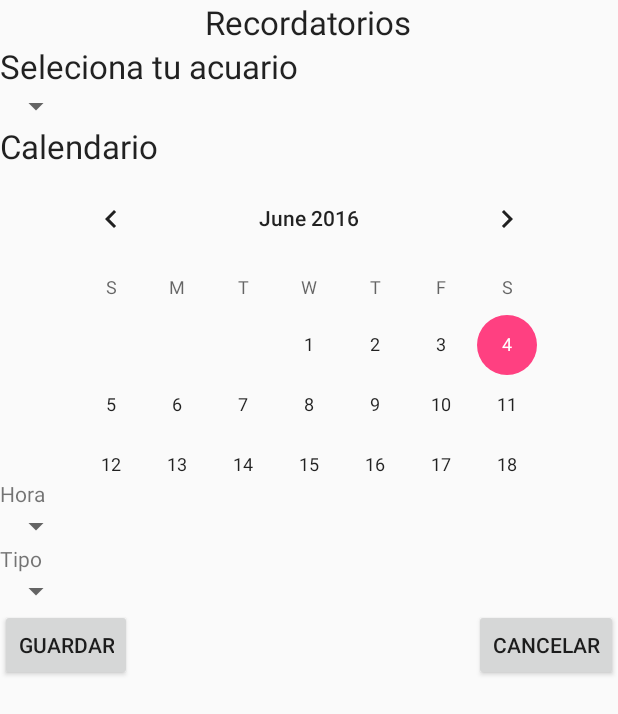
After one commit to sebas1208/AquariumChecker, an Android app: the layout activity_recordatorios.xml on its own in the app's theme, with its tools: preview values and no code run, on a phone screen of 412 x 824 dp. The commit adds this screen. Shown: the top 714 px of the screen. Run offline under Robolectric (Android 15) with nearby library versions, the phone set to English and light mode, and no system bars.

Commit message:
activity recordatorios

```diff
--- /dev/null
+++ b/app/src/main/res/layout/activity_recordatorios.xml
@@ -0,0 +1,99 @@
+<?xml version="1.0" encoding="utf-8"?>
+<LinearLayout xmlns:android="http://schemas.android.com/apk/res/android"
+    android:orientation="vertical" android:layout_width="match_parent"
+    android:layout_height="match_parent"
+    android:weightSum="1">
+
+
+    <FrameLayout
+        android:layout_width="match_parent"
+        android:layout_height="wrap_content">
+
+
+        <TextView
+            android:layout_width="wrap_content"
+            android:layout_height="wrap_content"
+            android:textAppearance="?android:attr/textAppearanceLarge"
+            android:text="@string/tituloRecordatorio"
+            android:layout_gravity="center" />
+
+    </FrameLayout>
+
+
+    <TextView
+        android:layout_width="wrap_content"
+        android:layout_height="wrap_content"
+        android:textAppearance="?android:attr/textAppearanceLarge"
+        android:text="@string/tituloRecordatorios"
+        android:id="@+id/textView2" />
+
+    <Spinner
+        android:id="@+id/cmbAcuario"
+        android:layout_width="wrap_content"
+        android:layout_height="wrap_content">
+
+    </Spinner>
+
+    <TextView
+        android:layout_width="wrap_content"
+        android:layout_height="wrap_content"
+        android:textAppearance="?android:attr/textAppearanceLarge"
+        android:text="@string/tituloCalendario"
+        />
+
+    <CalendarView
+        android:layout_width="wrap_content"
+        android:layout_height="162dp"
+        android:id="@+id/calendarView"
+        android:layout_gravity="center_horizontal"
+        android:layout_weight="0.11" />
+
+    <TextView
+        android:layout_width="wrap_content"
+        android:layout_height="wrap_content"
+        android:textAppearance="?android:attr/textAppearanceSmall"
+        android:text="@string/tituloHora"
+        />
+
+    <Spinner
+        android:id="@+id/cmbHora"
+        android:layout_width="wrap_content"
+        android:layout_height="wrap_content">
+
+    </Spinner>
+    <TextView
+        android:layout_width="wrap_content"
+        android:layout_height="wrap_content"
+        android:textAppearance="?android:attr/textAppearanceSmall"
+        android:text="@string/tituloTipo"
+        />
+
+    <Spinner
+        android:id="@+id/cmbTipo"
+        android:layout_width="wrap_content"
+        android:layout_height="wrap_content">
+
+    </Spinner>
+
+    <FrameLayout
+        android:layout_width="match_parent"
+        android:layout_height="wrap_content">
+
+        <Button
+            android:id="@+id/btnGuardar"
+            android:layout_width="wrap_content"
+            android:layout_height="wrap_content"
+            android:layout_gravity="left"
+            android:text="@string/btn_Guardar"/>
+
+        <Button
+            android:id="@+id/btnCancelar"
+            android:layout_width="wrap_content"
+            android:layout_height="wrap_content"
+            android:layout_gravity="right"
+            android:text="@string/btn_Cancelar"/>
+
+    </FrameLayout>
+
+
+</LinearLayout>
--- a/app/src/main/res/values/strings.xml
+++ b/app/src/main/res/values/strings.xml
@@ -42,6 +42,13 @@
     <string name="observacionesAcuario">Observaciones</string>
     <string name="fotos">Fotos</string>
 
+    <string name="tituloRecordatorio">Recordatorios</string>
+    <string name="tituloRecordatorios">Seleciona tu acuario</string>
+    <string name="tituloCalendario">Calendario</string>
+    <string name="tituloHora">Hora</string>
+    <string name="tituloTipo">Tipo</string>
+
+
 
     <string name="action_settings">Settings</string>
 </resources>
```
